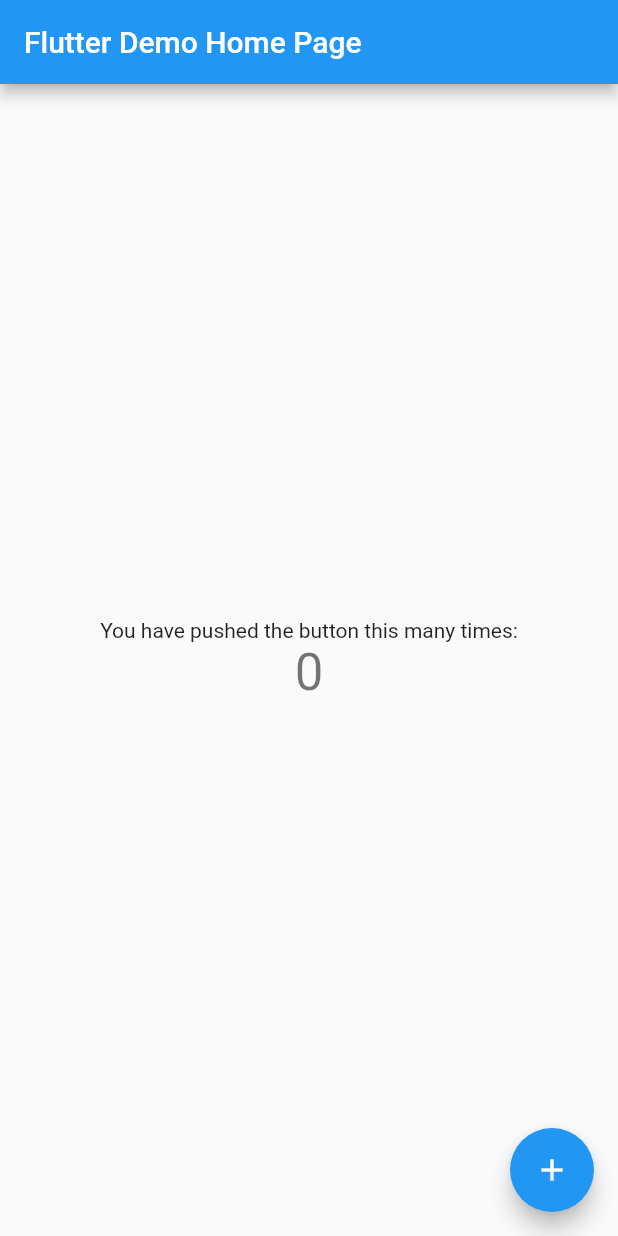
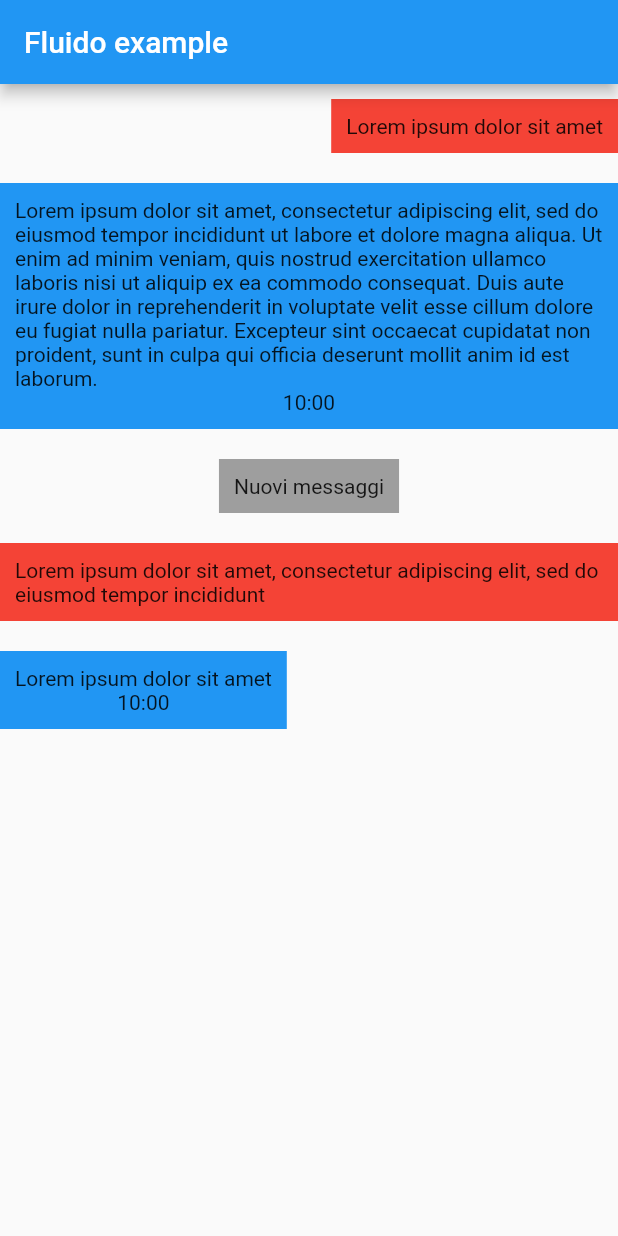
Before and after one commit to Bewond/fluido, a Flutter app: the screen it shows after launch, on a phone screen of 412 x 824 dp. Run offline on Flutter 3.47's test engine with Material 2 defaults, Android fonts, the phone set to English and light mode, and no system bars.

Commit message:
Update main.dart

```diff
--- a/examples/base_example/lib/main.dart
+++ b/examples/base_example/lib/main.dart
@@ -5,109 +5,87 @@ void main() {
 }
 
 class MyApp extends StatelessWidget {
-  // This widget is the root of your application.
   @override
   Widget build(BuildContext context) {
     return MaterialApp(
-      title: 'Flutter Demo',
-      theme: ThemeData(
-        // This is the theme of your application.
-        //
-        // Try running your application with "flutter run". You'll see the
-        // application has a blue toolbar. Then, without quitting the app, try
-        // changing the primarySwatch below to Colors.green and then invoke
-        // "hot reload" (press "r" in the console where you ran "flutter run",
-        // or simply save your changes to "hot reload" in a Flutter IDE).
-        // Notice that the counter didn't reset back to zero; the application
-        // is not restarted.
-        primarySwatch: Colors.blue,
-      ),
-      home: MyHomePage(title: 'Flutter Demo Home Page'),
+      title: 'Fluido example',
+      home: MyHomePage(),
     );
   }
 }
 
-class MyHomePage extends StatefulWidget {
-  MyHomePage({Key key, this.title}) : super(key: key);
-
-  // This widget is the home page of your application. It is stateful, meaning
-  // that it has a State object (defined below) that contains fields that affect
-  // how it looks.
-
-  // This class is the configuration for the state. It holds the values (in this
-  // case the title) provided by the parent (in this case the App widget) and
-  // used by the build method of the State. Fields in a Widget subclass are
-  // always marked "final".
-
-  final String title;
-
+class MyHomePage extends StatelessWidget {
   @override
-  _MyHomePageState createState() => _MyHomePageState();
+  Widget build(BuildContext context) {
+    return Scaffold(
+      appBar: AppBar(
+        title: Text('Fluido example'),
+      ),
+      body: Column(
+        children: [
+          ChatMessage(
+            alignment: Alignment.centerRight,
+            color: Colors.red,
+            child: Text("Lorem ipsum dolor sit amet"),
+          ),
+          ChatMessage(
+            alignment: Alignment.centerLeft,
+            color: Colors.blue,
+            child: Column(
+              children: [
+                Text("Lorem ipsum dolor sit amet, consectetur adipiscing elit, sed do eiusmod tempor incididunt ut labore et dolore magna aliqua. Ut enim ad minim veniam, quis nostrud exercitation ullamco laboris nisi ut aliquip ex ea commodo consequat. Duis aute irure dolor in reprehenderit in voluptate velit esse cillum dolore eu fugiat nulla pariatur. Excepteur sint occaecat cupidatat non proident, sunt in culpa qui officia deserunt mollit anim id est laborum."),
+                Text("10:00"),
+              ],
+            ),
+          ),
+          ChatMessage(
+            alignment: Alignment.center,
+            color: Colors.grey,
+            child: Text("Nuovi messaggi"),
+          ),
+          ChatMessage(
+            alignment: Alignment.centerRight,
+            color: Colors.red,
+            child: Text("Lorem ipsum dolor sit amet, consectetur adipiscing elit, sed do eiusmod tempor incididunt"),
+          ),
+          ChatMessage(
+            alignment: Alignment.centerLeft,
+            color: Colors.blue,
+            child: Column(
+              children: [
+                Text("Lorem ipsum dolor sit amet"),
+                Text("10:00"),
+              ],
+            ),
+          ),
+        ],
+      ),
+    );
+  }
 }
 
-class _MyHomePageState extends State<MyHomePage> {
-  int _counter = 0;
+class ChatMessage extends StatelessWidget {
+  final Alignment alignment;
+  final Color color;
+  final Widget child;
 
-  void _incrementCounter() {
-    setState(() {
-      // This call to setState tells the Flutter framework that something has
-      // changed in this State, which causes it to rerun the build method below
-      // so that the display can reflect the updated values. If we changed
-      // _counter without calling setState(), then the build method would not be
-      // called again, and so nothing would appear to happen.
-      _counter++;
-    });
-  }
+  const ChatMessage({this.alignment, this.color, this.child});
 
   @override
   Widget build(BuildContext context) {
-    // This method is rerun every time setState is called, for instance as done
-    // by the _incrementCounter method above.
-    //
-    // The Flutter framework has been optimized to make rerunning build methods
-    // fast, so that you can just rebuild anything that needs updating rather
-    // than having to individually change instances of widgets.
-    return Scaffold(
-      appBar: AppBar(
-        // Here we take the value from the MyHomePage object that was created by
-        // the App.build method, and use it to set our appbar title.
-        title: Text(widget.title),
-      ),
-      body: Center(
-        // Center is a layout widget. It takes a single child and positions it
-        // in the middle of the parent.
-        child: Column(
-          // Column is also a layout widget. It takes a list of children and
-          // arranges them vertically. By default, it sizes itself to fit its
-          // children horizontally, and tries to be as tall as its parent.
-          //
-          // Invoke "debug painting" (press "p" in the console, choose the
-          // "Toggle Debug Paint" action from the Flutter Inspector in Android
-          // Studio, or the "Toggle Debug Paint" command in Visual Studio Code)
-          // to see the wireframe for each widget.
-          //
-          // Column has various properties to control how it sizes itself and
-          // how it positions its children. Here we use mainAxisAlignment to
-          // center the children vertically; the main axis here is the vertical
-          // axis because Columns are vertical (the cross axis would be
-          // horizontal).
-          mainAxisAlignment: MainAxisAlignment.center,
-          children: <Widget>[
-            Text(
-              'You have pushed the button this many times:',
-            ),
-            Text(
-              '$_counter',
-              style: Theme.of(context).textTheme.headline4,
-            ),
-          ],
+    return Padding(
+      padding: const EdgeInsets.symmetric(vertical: 10),
+      child: Align(
+        alignment: alignment,
+        child: Align(
+          alignment: alignment,
+          child: Container(
+            padding: EdgeInsets.all(10),
+            color: color,
+            child: child,
+          ),
         ),
       ),
-      floatingActionButton: FloatingActionButton(
-        onPressed: _incrementCounter,
-        tooltip: 'Increment',
-        child: Icon(Icons.add),
-      ), // This trailing comma makes auto-formatting nicer for build methods.
     );
   }
 }
```
